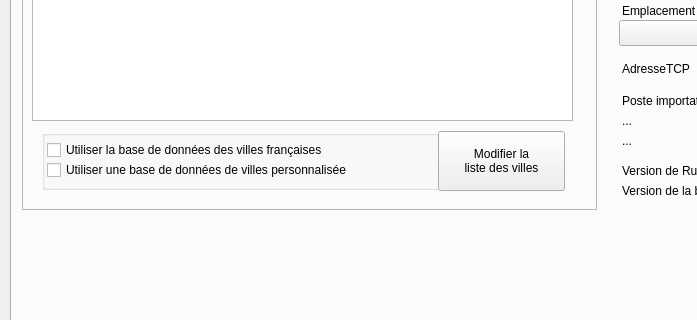
The window that Dialogs/dlg_param.ui (ukinoki/Rufus) describes before a commit, drawn with Qt 5; both pictures show x 0 to 697 and y 512 to 832 of the 1015 by 940 pixel window.
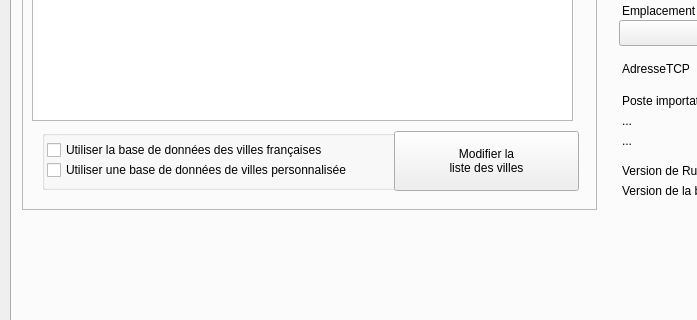
The same window after the commit. The open tabs and pages were chosen to show the change. Icons and pictures are not drawn. Custom widgets are drawn as their Qt base class.

The edit to the form file:
```diff
--- a/Dialogs/dlg_param.ui
+++ b/Dialogs/dlg_param.ui
@@ -3189,19 +3189,19 @@
               <rect>
                <x>20</x>
                <y>420</y>
-               <width>400</width>
+               <width>360</width>
                <height>60</height>
               </rect>
              </property>
              <property name="minimumSize">
               <size>
-               <width>400</width>
+               <width>360</width>
                <height>60</height>
               </size>
              </property>
              <property name="maximumSize">
               <size>
-               <width>400</width>
+               <width>360</width>
                <height>16777215</height>
               </size>
              </property>
@@ -3244,12 +3244,18 @@
             <widget class="UpPushButton" name="ModifListVillesupPushButton">
              <property name="geometry">
               <rect>
-               <x>416</x>
+               <x>372</x>
                <y>421</y>
-               <width>127</width>
+               <width>185</width>
                <height>60</height>
               </rect>
              </property>
+             <property name="minimumSize">
+              <size>
+               <width>185</width>
+               <height>0</height>
+              </size>
+             </property>
              <property name="maximumSize">
               <size>
                <width>16777215</width>
@@ -3260,6 +3266,16 @@
               <string>Modifier la
 liste des villes</string>
              </property>
+             <property name="icon">
+              <iconset resource="../assets/Images/images.qrc">
+               <normaloff>:/nature.png</normaloff>:/nature.png</iconset>
+             </property>
+             <property name="iconSize">
+              <size>
+               <width>50</width>
+               <height>50</height>
+              </size>
+             </property>
             </widget>
            </widget>
           </item>
```
Left out of the diff: 2 changed lines with no effect on the pictures.
